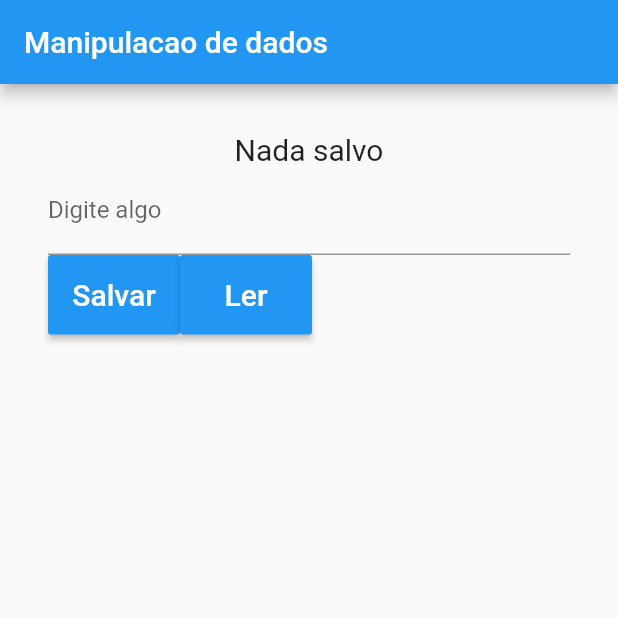
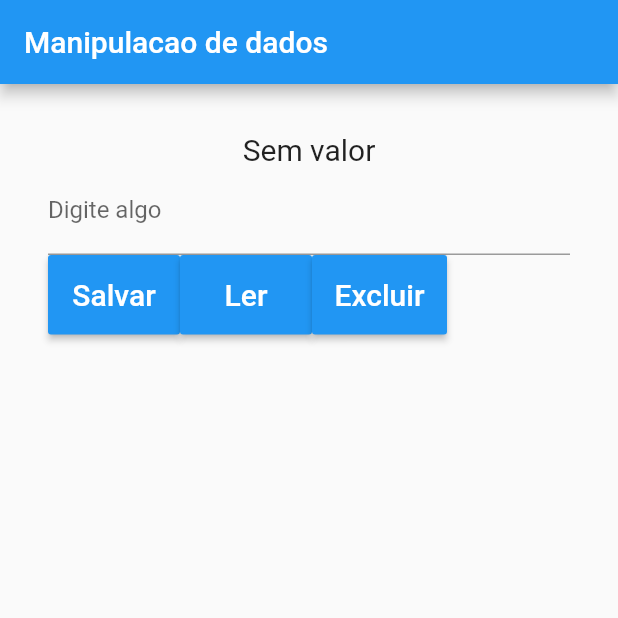
Before and after one commit to gabrinunes/sharedpreferences, a Flutter app: the screen it shows after launch, after a tap on "Ler", on a phone screen of 412 x 824 dp, the top half of it. Run offline on Flutter 3.47's test engine with Material 2 defaults, Android fonts, the phone set to English and light mode, and no system bars; our stand-ins replace shared_preferences.

```diff
--- a/lib/Home.dart
+++ b/lib/Home.dart
@@ -1,4 +1,5 @@
 import 'package:flutter/material.dart';
+import 'package:shared_preferences/shared_preferences.dart';
 
 class Home extends StatefulWidget {
   @override
@@ -6,11 +7,30 @@ class Home extends StatefulWidget {
 }
 
 class _HomeState extends State<Home> {
+  String textSalvo = "Nada Salvo!!!!";
   TextEditingController _controllerCampo = TextEditingController();
 
-  _salvar() {}
+  _salvar() async {
+    String valorDigitado = _controllerCampo.text;
 
-  _recuperar() {}
+    final prefs = await SharedPreferences.getInstance();
+    await prefs.setString("nome", valorDigitado);
+  }
+
+  _recuperar() async {
+    final prefs = await SharedPreferences.getInstance();
+    setState(() {
+      textSalvo = prefs.getString("nome") ?? "Sem valor";
+    });
+  }
+
+  _remover() async {
+    final prefs = await SharedPreferences.getInstance();
+    prefs.remove("nome");
+    setState(() {
+      textSalvo = "";
+    });
+  }
 
   @override
   Widget build(BuildContext context) {
@@ -23,7 +43,7 @@ class _HomeState extends State<Home> {
         child: Column(
           children: [
             Text(
-              "Nada salvo",
+              textSalvo,
               style: TextStyle(
                 fontSize: 20,
               ),
@@ -55,6 +75,16 @@ class _HomeState extends State<Home> {
                   ),
                   onPressed: _recuperar,
                 ),
+                RaisedButton(
+                  color: Colors.blue,
+                  textColor: Colors.white,
+                  padding: EdgeInsets.all(15),
+                  child: Text(
+                    "Excluir",
+                    style: TextStyle(fontSize: 20),
+                  ),
+                  onPressed: _remover,
+                ),
               ],
             ),
           ],
--- a/pubspec.yaml
+++ b/pubspec.yaml
@@ -28,6 +28,7 @@ dependencies:
   # The following adds the Cupertino Icons font to your application.
   # Use with the CupertinoIcons class for iOS style icons.
   cupertino_icons: ^0.1.3
+  shared_preferences: ^0.5.2
 
 dev_dependencies:
   flutter_test:
```
Also changed, not shown: pubspec.lock.
